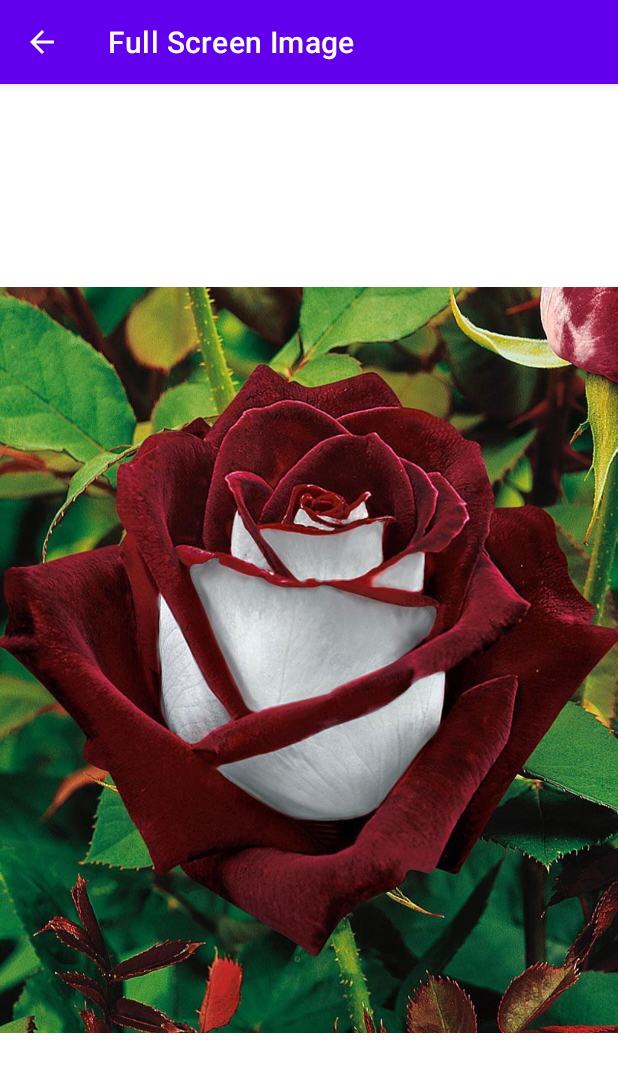
After one commit to MayraPenafiel/AndroidTv, an Android app: the ImagenFullScreen screen opened directly, with no data from a screen before it, on a phone screen of 412 x 824 dp. The commit adds this screen. Shown: the top 1072 px of the screen. Run offline under Robolectric (Android 15) with nearby library versions, the phone set to English and light mode, and no system bars; 1 statement that could not run was skipped.

Commit message:
expansion de fotos
Image Full Screen

```diff
--- a/app/src/main/AndroidManifest.xml
+++ b/app/src/main/AndroidManifest.xml
@@ -10,6 +10,10 @@
         android:supportsRtl="true"
         android:theme="@style/Theme.Galeria">
         <activity
+            android:name=".ImagenFullScreen"
+            android:exported="false"
+            android:parentActivityName=".MainActivity"/>
+        <activity
             android:name=".MainActivity"
             android:exported="true">
             <intent-filter>
--- /dev/null
+++ b/app/src/main/java/com/example/galeria/ImagenFullScreen.java
@@ -0,0 +1,31 @@
+package com.example.galeria;
+
+import androidx.appcompat.app.ActionBar;
+import androidx.appcompat.app.AppCompatActivity;
+
+import android.content.Intent;
+import android.os.Bundle;
+import android.widget.ImageView;
+
+import com.example.galeria.adaptadores.GaleriaImagenesAdapter;
+
+public class ImagenFullScreen extends AppCompatActivity {
+
+    ImageView img;
+    GaleriaImagenesAdapter adap;
+
+    @Override
+    protected void onCreate(Bundle savedInstanceState) {
+        super.onCreate(savedInstanceState);
+        setContentView(R.layout.activity_imagen_full_screen);
+        img = findViewById(R.id.imagen_detalle);
+        //boton regreso
+        ActionBar acb=getSupportActionBar();
+        acb.setTitle("Full Screen Image");
+        //recibir imagen
+        Intent i=getIntent();
+        int posicion = i.getExtras().getInt("idimagen");
+        adap= new GaleriaImagenesAdapter(this);
+        img.setImageResource(adap.imagenesArray[posicion]);
+    }
+}
--- a/app/src/main/java/com/example/galeria/MainActivity.java
+++ b/app/src/main/java/com/example/galeria/MainActivity.java
@@ -2,7 +2,10 @@ package com.example.galeria;
 
 import androidx.appcompat.app.AppCompatActivity;
 
+import android.content.Intent;
 import android.os.Bundle;
+import android.view.View;
+import android.widget.AdapterView;
 import android.widget.GridView;
 
 import com.example.galeria.adaptadores.GaleriaImagenesAdapter;
@@ -18,5 +21,15 @@ public class MainActivity extends AppCompatActivity {
         grid= findViewById(R.id.grid_view_imagenes);
         grid.setAdapter(new GaleriaImagenesAdapter(this));
 
+        //Enviar Id de la imagen
+        grid.setOnItemClickListener(new AdapterView.OnItemClickListener() {
+            @Override
+            public void onItemClick(AdapterView<?> adapterView, View view, int i, long l) {
+                Intent intent = new Intent(getApplicationContext(),ImagenFullScreen.class);
+                //Parametros
+                intent.putExtra("idimagen",i);
+                startActivity(intent);
+            }
+        });
     }
 }
--- /dev/null
+++ b/app/src/main/res/layout/activity_imagen_full_screen.xml
@@ -0,0 +1,15 @@
+<?xml version="1.0" encoding="utf-8"?>
+<androidx.constraintlayout.widget.ConstraintLayout xmlns:android="http://schemas.android.com/apk/res/android"
+    xmlns:app="http://schemas.android.com/apk/res-auto"
+    xmlns:tools="http://schemas.android.com/tools"
+    android:layout_width="match_parent"
+    android:layout_height="match_parent"
+    tools:context=".ImagenFullScreen">
+
+    <ImageView
+        android:id="@+id/imagen_detalle"
+        android:layout_width="match_parent"
+        android:layout_height="match_parent"
+        >
+    </ImageView>
+</androidx.constraintlayout.widget.ConstraintLayout>
```
